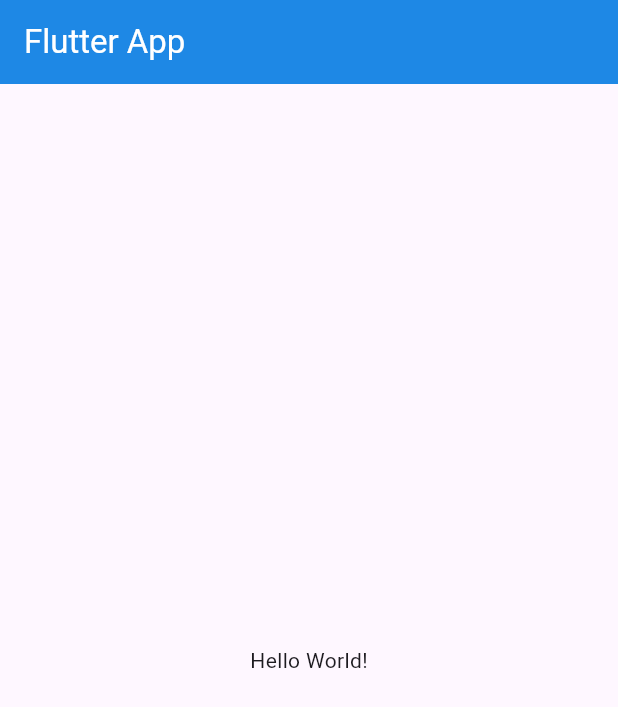
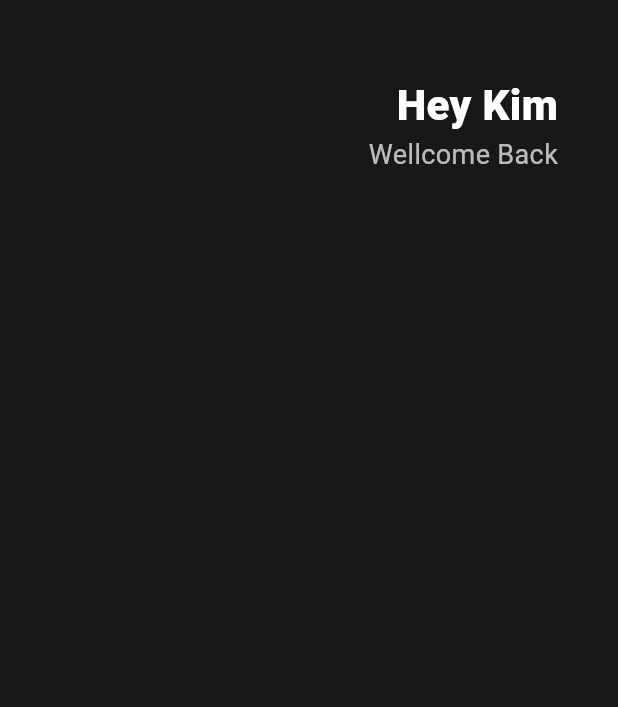
Before and after one commit to pvvng/learn-flutter, a Flutter app: the screen it shows after launch, on a phone screen of 412 x 824 dp. Shown: the top 707 px of the screen. Run offline on Flutter 3.47's test engine with Material 3 defaults, Android fonts, the phone set to English and light mode, and no system bars.

Commit message:
ui : header

```diff
--- a/lib/main.dart
+++ b/lib/main.dart
@@ -1,20 +1,6 @@
 import 'package:flutter/material.dart';
 
-class Player {
-  // not required (optinal)
-  String? name;
-  int age;
-
-  // position, named parameter
-  Player(
-    this.age, {
-    this.name,
-  });
-}
-
 void main() {
-  var player = Player(20);
-
   runApp(const MyApp());
 }
 
@@ -33,20 +19,42 @@ class MyApp extends StatelessWidget {
     return MaterialApp(
       // 위젯은 Scaffold(건물 뼈대 너낌)를 가진다.
       home: Scaffold(
-        appBar: AppBar(
-          // named parameter
-          title: Text(
-            // position parameter
-            "Flutter App",
+        backgroundColor: Color(0xFF181818),
+        // Column -> 상하로 쌓기
+        body: Padding(
+            padding: EdgeInsets.symmetric(horizontal: 40),
+            child: Column(
+              children: [
+                SizedBox(
+                  height: 50,
+                ),
+                // Row -> 좌우로 정렬
+                Row(
+                  mainAxisAlignment: MainAxisAlignment.end,
+                  children: [
+                    Column(
+                      crossAxisAlignment: CrossAxisAlignment.end,
+                      children: [
+                        Text(
+                          "Hey Kim",
                           style: TextStyle(
                               color: Colors.white,
+                              fontSize: 28,
+                              fontWeight: FontWeight.w800),
+                        ),
+                        Text(
+                          "Wellcome Back",
+                          style: TextStyle(
+                            color: Colors.white.withAlpha(180),
+                            fontSize: 18,
                           ),
                         ),
-          backgroundColor: Colors.blue[600],
+                      ],
                     ),
-        body: Center(
-          child: Text("Hello World!"),
+                  ],
                 ),
+              ],
+            )),
       ),
     );
   }
```
Lines whose indentation alone changed are shown as unchanged.
